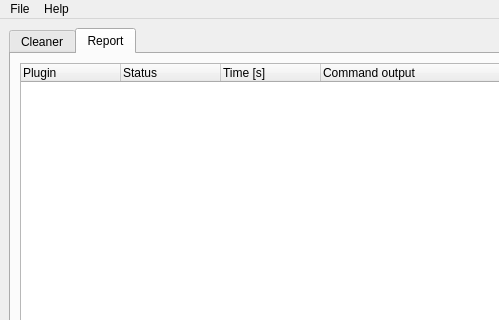
Before: the Qt Designer form moht/ui/qtgui.ui in emcek/modhelpertool, drawn with Qt 5; both pictures show x 0 to 499 and y 0 to 320 of the 640 by 405 pixel window.
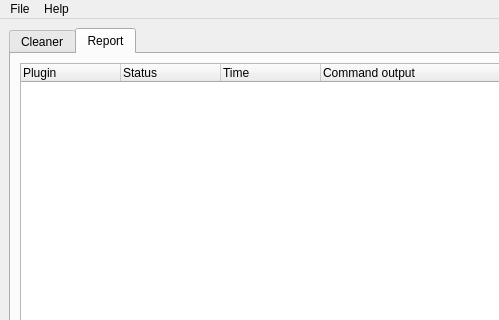
After: the same form once the commit is applied. The open tabs and pages were chosen to show the change. Icons and pictures are not drawn.

Commit message: remove units form time column

The edit to the form file:
```diff
--- a/moht/ui/qtgui.ui
+++ b/moht/ui/qtgui.ui
@@ -204,7 +204,7 @@
           </column>
           <column>
            <property name="text">
-            <string>Time [s]</string>
+            <string>Time</string>
            </property>
           </column>
           <column>
```
